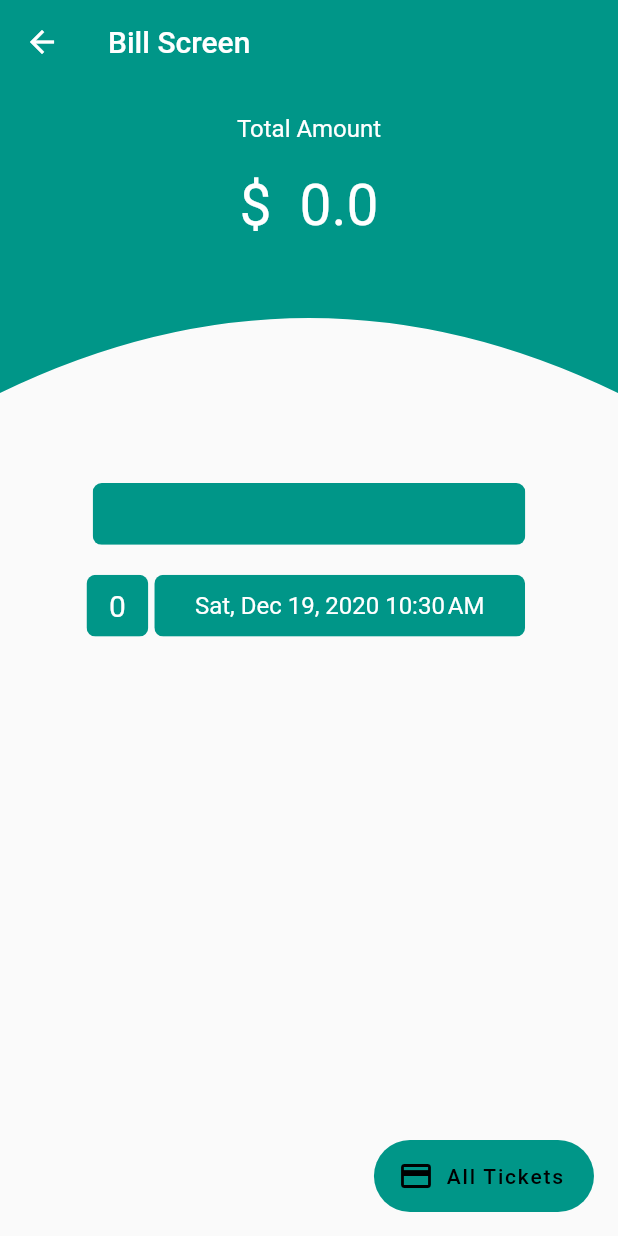
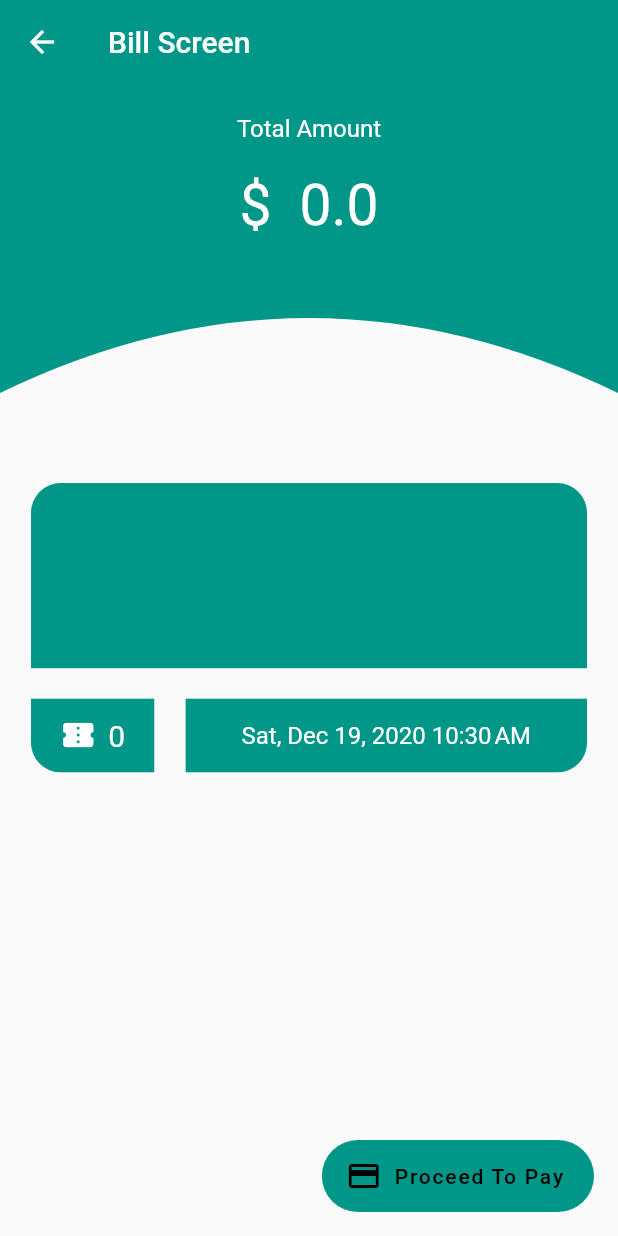
Before and after one commit to Cybertron-Avneesh/Hackademic-Ghumakkad, a Flutter app: the BillScreen screen opened directly with empty values, on a phone screen of 412 x 824 dp. Run offline on Flutter 3.47's test engine with Material 2 defaults, Android fonts, the phone set to English and light mode, and no system bars; our stand-ins replace cloud_firestore, firebase_auth, firebase_core, flare_flutter, font_awesome_flutter; missing offline and left inert: qr_code_scanner; accounts and stored records are empty.

Commit message:
Make some changes in the UI of the Bill Screen

```diff
--- a/lib/screens/bill_screen.dart
+++ b/lib/screens/bill_screen.dart
@@ -49,50 +49,65 @@ class BillScreen extends StatelessWidget {
           Column(
             children: [
               ClipRRect(
-                borderRadius: BorderRadius.circular(6.0),
+                borderRadius: BorderRadius.only(
+                  topLeft: Radius.circular(20),
+                  topRight: Radius.circular(20),
+                ),
                 child: Container(
-                  height: MediaQuery.of(context).size.height * 0.05,
-                  width: MediaQuery.of(context).size.width * 0.7,
+                  height: MediaQuery.of(context).size.height * 0.15,
+                  width: MediaQuery.of(context).size.width * 0.9,
                   color: Theme.of(context).primaryColor,
                   child: Center(
                     child: Text(
                       " ${_bill.placeName}",
-                      style: TextStyle(color: Colors.white, fontSize: 20),
+                      style: TextStyle(
+                        color: Colors.white,
+                        fontSize: 30,
+                        fontStyle: FontStyle.italic,
                       ),
                     ),
                   ),
                 ),
-              SizedBox(
-                height: 20,
               ),
-              Center(
+              SizedBox(height: 20),
+              Row(
+                mainAxisAlignment: MainAxisAlignment.center,
+                children: [
+                  ClipRRect(
+                    borderRadius: BorderRadius.only(
+                      bottomLeft: Radius.circular(20),
+                    ),
+                    child: Container(
+                      height: MediaQuery.of(context).size.height * 0.06,
+                      width: MediaQuery.of(context).size.width * 0.20,
+                      color: Theme.of(context).primaryColor,
                       child: Row(
+                        mainAxisAlignment: MainAxisAlignment.center,
                         children: [
-                    SizedBox(
-                      width: MediaQuery.of(context).size.width * 0.14,
+                          Icon(
+                            Icons.confirmation_num,
+                            color: Colors.white,
                           ),
-                    ClipRRect(
-                      borderRadius: BorderRadius.circular(6.0),
-                      child: Container(
-                        height: MediaQuery.of(context).size.height * 0.05,
-                        width: MediaQuery.of(context).size.width * 0.1,
-                        color: Theme.of(context).primaryColor,
-                        child: Center(
-                          child: Text(
+                          SizedBox(width: 8),
+                          Text(
                             "${_bill.numPer}",
-                            style: TextStyle(color: Colors.white, fontSize: 20),
+                            style: TextStyle(
+                              color: Colors.white,
+                              fontSize: 20,
+                            ),
+                          ),
+                        ],
                       ),
                     ),
                   ),
+                  SizedBox(width: MediaQuery.of(context).size.width * 0.05),
+                  ClipRRect(
+                    borderRadius: BorderRadius.only(
+                      bottomRight: Radius.circular(20),
                     ),
-                    SizedBox(
-                      width: 4,
-                    ),
-                    ClipRRect(
-                      borderRadius: BorderRadius.circular(6.0),
                     child: Container(
-                        height: MediaQuery.of(context).size.height * 0.05,
-                        width: MediaQuery.of(context).size.width * 0.6,
+                      height: MediaQuery.of(context).size.height * 0.06,
+                      width: MediaQuery.of(context).size.width * 0.65,
                       color: Theme.of(context).primaryColor,
                       child: Center(
                         child: Text(
@@ -104,7 +119,6 @@ class BillScreen extends StatelessWidget {
                   ),
                 ],
               ),
-              ),
               SizedBox(
                 height: 40,
               ),
@@ -114,7 +128,7 @@ class BillScreen extends StatelessWidget {
       ),
       floatingActionButton: new FloatingActionButton.extended(
         elevation: 0.0,
-        label: Text('All Tickets'),
+        label: Text('Proceed To Pay'),
         icon: Icon(Icons.payment),
         backgroundColor: Theme.of(context).primaryColor,
         onPressed: () {},
```
Lines whose indentation alone changed are shown as unchanged.
